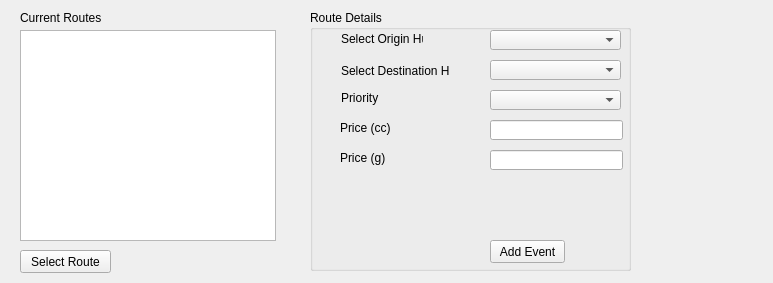
The window that UI Files/KPS_CustomerPriceUpdate.ui (maximustann/SWEN301) describes before a commit, drawn with Qt 5.
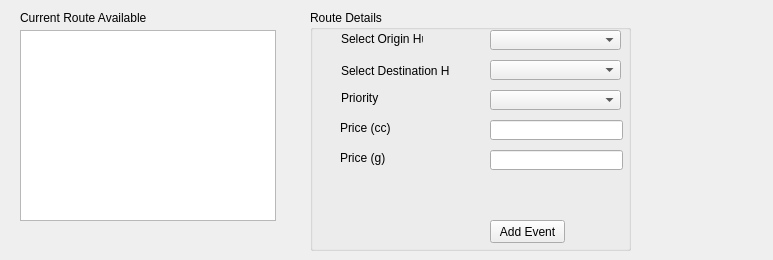
The same window after the commit.

What changed in the file:
```diff
--- a/UI Files/KPS_CustomerPriceUpdate.ui
+++ b/UI Files/KPS_CustomerPriceUpdate.ui
@@ -7,7 +7,7 @@
     <x>0</x>
     <y>0</y>
     <width>773</width>
-    <height>283</height>
+    <height>260</height>
    </rect>
   </property>
   <property name="windowTitle">
@@ -19,7 +19,7 @@
      <x>20</x>
      <y>30</y>
      <width>256</width>
-     <height>211</height>
+     <height>191</height>
     </rect>
    </property>
   </widget>
@@ -28,25 +28,12 @@
     <rect>
      <x>20</x>
      <y>10</y>
-     <width>91</width>
+     <width>181</width>
      <height>16</height>
     </rect>
    </property>
    <property name="text">
-    <string>Current Routes</string>
-   </property>
-  </widget>
-  <widget class="QPushButton" name="bt_Select_Route">
-   <property name="geometry">
-    <rect>
-     <x>20</x>
-     <y>250</y>
-     <width>91</width>
-     <height>23</height>
-    </rect>
-   </property>
-   <property name="text">
-    <string>Select Route</string>
+    <string>Current Route Available</string>
    </property>
   </widget>
   <widget class="QGroupBox" name="groupBox">
@@ -55,7 +42,7 @@
      <x>310</x>
      <y>10</y>
      <width>321</width>
-     <height>261</height>
+     <height>241</height>
     </rect>
    </property>
    <property name="title">
@@ -157,7 +144,7 @@
     <property name="geometry">
      <rect>
       <x>180</x>
-      <y>230</y>
+      <y>210</y>
       <width>75</width>
       <height>23</height>
      </rect>
```
Left out of the diff: 48 changed lines with no effect on the pictures.
